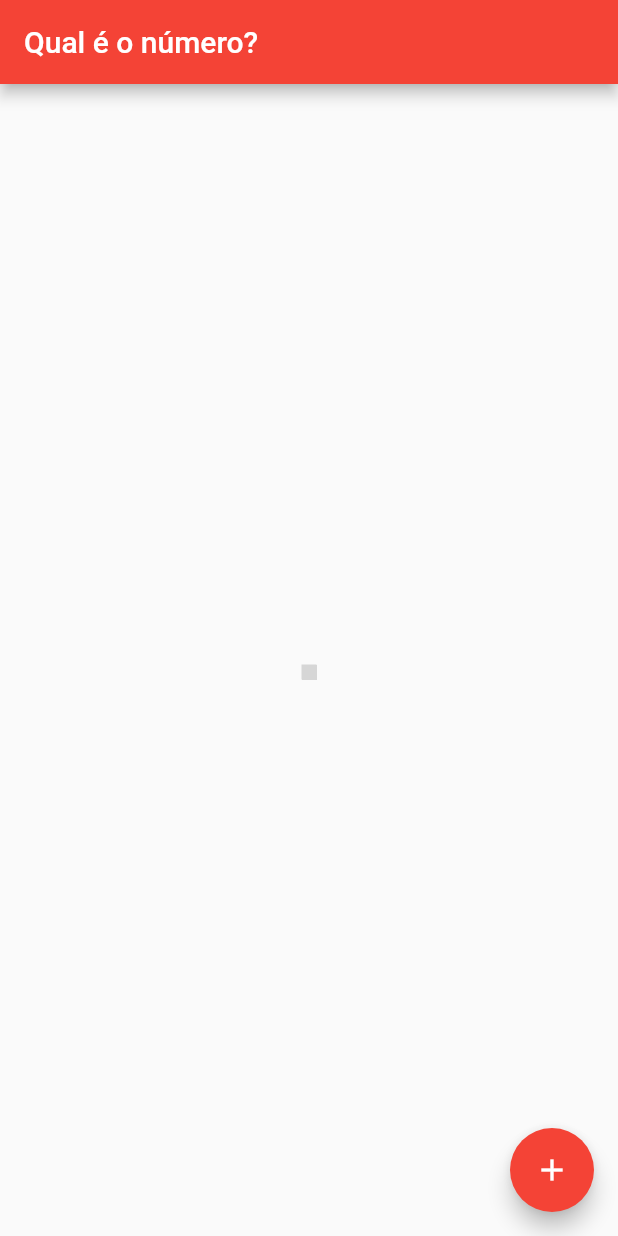
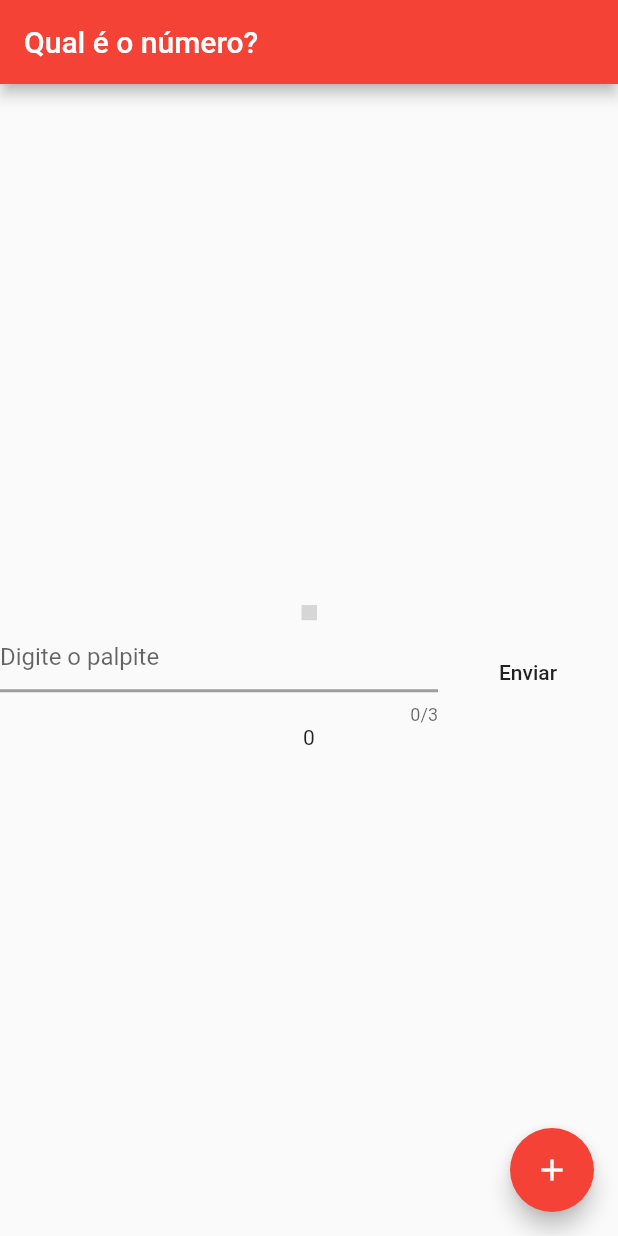
Before and after one commit to monteiromarceloc/flutter-random-guess-app, a Flutter app: the screen it shows after launch, on a phone screen of 412 x 824 dp. Run offline on Flutter 3.47's test engine with Material 2 defaults, Android fonts, the phone set to English and light mode, and no system bars; missing offline and left inert: segment_display; network calls fail; grey boxes are pictures that could not be loaded.

Commit message:
build text field and game flow

```diff
--- a/lib/main.dart
+++ b/lib/main.dart
@@ -1,4 +1,5 @@
 import 'package:flutter/material.dart';
+import 'package:flutter/services.dart';
 import 'dart:convert';
 import 'package:http/http.dart' as http;
 import 'package:segment_display/segment_display.dart';
@@ -10,6 +11,9 @@ void main() {
 class MyApp extends StatelessWidget {
   @override
   Widget build(BuildContext context) {
+    SystemChrome.setPreferredOrientations([
+      DeviceOrientation.portraitUp,
+    ]);
     return MaterialApp(
       title: 'Qual é o número?',
       theme: ThemeData(
@@ -29,10 +33,14 @@ class HomePage extends StatefulWidget {
 }
 
 class _HomePageState extends State<HomePage> {
-  int _inputNumber = 0;
+  String _inputText = '0';
   int _randomNumber = 0;
   String _textToDisplay = '';
+  bool _showPlayAgainButton = false;
+  bool _isLoading = true;
+
   final requestHandler = new RequestHandler();
+  final myController = TextEditingController();
 
   Future<void> _fetchRandomNumber() async {
     try {
@@ -44,8 +52,21 @@ class _HomePageState extends State<HomePage> {
       setState(() {
         _randomNumber = error.StatusCode;
         _textToDisplay = error.ErrorMessage;
+        _showPlayAgainButton = true;
       });
     }
+  }
+
+  @override
+  void initState() {
+    super.initState();
+    _fetchRandomNumber();
+  }
+
+  @override
+  void dispose() {
+    myController.dispose();
+    super.dispose();
   }
 
   @override
@@ -58,9 +79,12 @@ class _HomePageState extends State<HomePage> {
           child: Column(
             mainAxisAlignment: MainAxisAlignment.center,
             children: <Widget>[
-              Text(_textToDisplay),
+              Text(
+                _textToDisplay,
+                style: Theme.of(context).textTheme.headline6,
+              ),
               SevenSegmentDisplay(
-                value: _randomNumber.toString(),
+                value: _inputText,
                 size: 10.0,
                 characterSpacing: 4.0,
                 backgroundColor: Colors.transparent,
@@ -69,6 +93,70 @@ class _HomePageState extends State<HomePage> {
                   disabledColor: Colors.grey.withOpacity(0.15),
                 ),
               ),
+              Visibility(
+                  visible: _showPlayAgainButton,
+                  child: ButtonTheme(
+                      minWidth: 120.0,
+                      child: FlatButton(
+                        onPressed: () {
+                          _fetchRandomNumber();
+                          myController.clear();
+                          setState(() {
+                            _inputText = '0';
+                            _textToDisplay = '';
+                            _showPlayAgainButton = false;
+                            _isLoading = true;
+                          });
+                        },
+                        child: Text(
+                          "Nova Partida",
+                        ),
+                      ))),
+              Row(
+                children: <Widget>[
+                  Expanded(
+                    child: TextField(
+                      controller: myController,
+                      decoration: InputDecoration(
+                        enabledBorder: UnderlineInputBorder(
+                            borderSide:
+                                BorderSide(color: Colors.grey, width: 2.0)),
+                        focusedBorder: UnderlineInputBorder(
+                            borderSide:
+                                BorderSide(color: Colors.red, width: 2.0)),
+                        hintText: 'Digite o palpite',
+                      ),
+                      maxLength: 3,
+                      keyboardType: TextInputType.number,
+                    ),
+                  ),
+                  ButtonTheme(
+                      minWidth: 120.0,
+                      child: FlatButton(
+                        onPressed: () {
+                          int inputNumber = int.parse(myController.text);
+                          bool didHit = inputNumber == _randomNumber;
+                          print(inputNumber.toString() +
+                              " == " +
+                              _randomNumber.toString());
+                          setState(() {
+                            _inputText = myController.text;
+                            _textToDisplay = didHit
+                                ? "Acertou!"
+                                : inputNumber < _randomNumber
+                                    ? "É maior"
+                                    : "É menor";
+                            _showPlayAgainButton = didHit;
+                          });
+                          myController.clear();
+                        },
+                        child: Text(
+                          "Enviar",
+                        ),
+                      ))
+                ],
+              ),
+              Text(_randomNumber.toString()),
             ],
           ),
         ),
@@ -86,6 +174,7 @@ class RequestHandler {
         'https://us-central1-ss-devops.cloudfunctions.net/rand?min=1&max=300';
     final response = await http.get(url);
     final body = jsonDecode(response.body);
+    print(body.toString());
 
     if (body['StatusCode'] != null || body['value'] == null) {
       throw new CustomException(
@@ -93,7 +182,6 @@ class RequestHandler {
         ErrorMessage: body['Error'],
       );
     }
-
     return body['value'];
   }
 }
```
